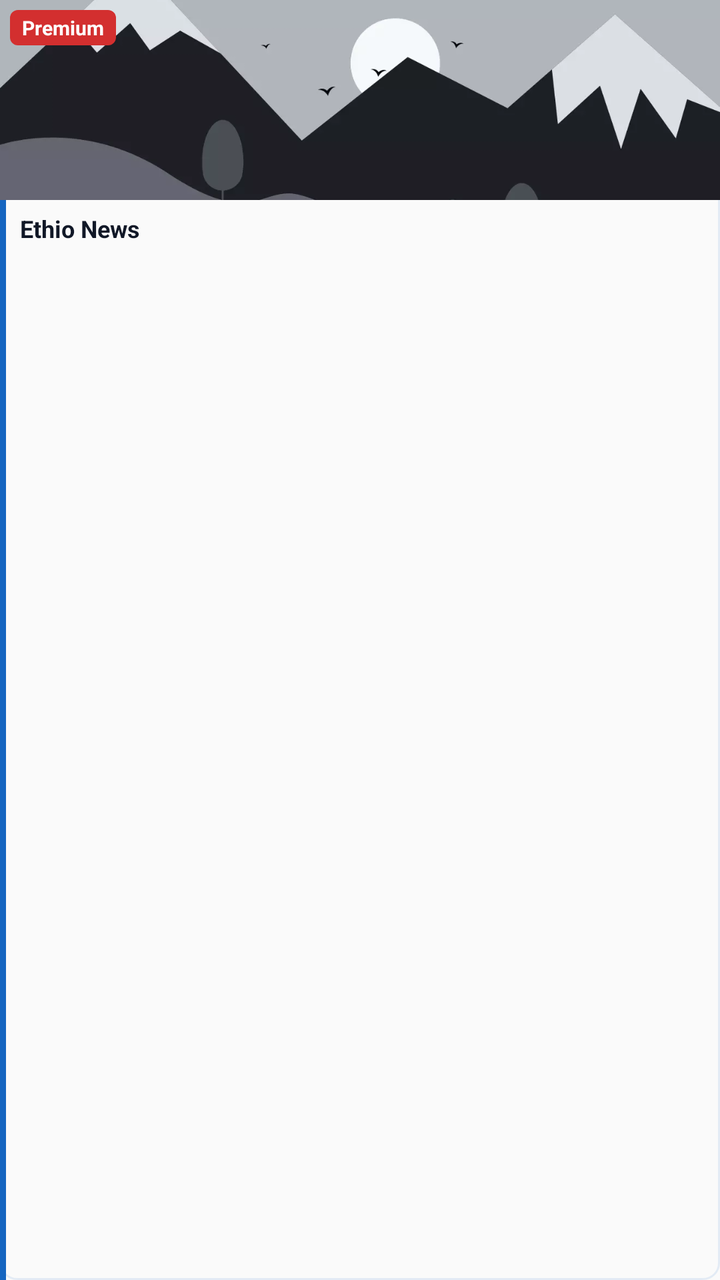
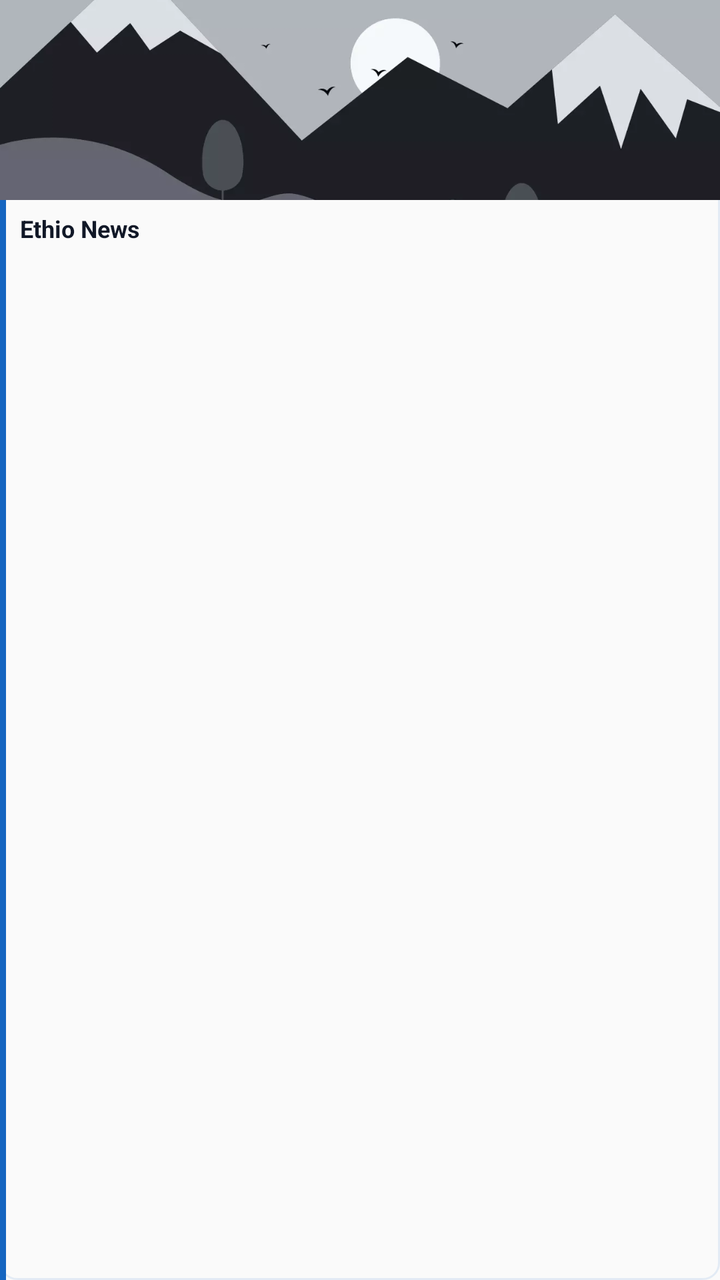

Before-and-after screenshots of an Android layout around one commit, followed by the original layout XML and the change that was made.
<!-- AndroidManifest.xml: application theme AppTheme -->
<!-- res/layout/row_similar_g.xml -->
<?xml version="1.0" encoding="utf-8"?>
<RelativeLayout xmlns:android="http://schemas.android.com/apk/res/android"
    xmlns:app="http://schemas.android.com/apk/res-auto"
    android:id="@+id/rl_home_item"
    android:layout_width="match_parent"
    android:layout_height="wrap_content"
    android:layout_margin="@dimen/_5sdp"
    android:background="@drawable/bg_news_card_selector">

    <ImageView
        android:id="@+id/iv_similar_img"
        android:layout_width="match_parent"
        android:layout_height="@dimen/_100sdp"
        android:scaleType="centerCrop"
        android:src="@drawable/material_design_default"
        app:hv_corner_radius_top_left="@dimen/_8sdp"
        app:hv_corner_radius_top_right="@dimen/_8sdp" />

    
    <View
        android:layout_width="@dimen/_3sdp"
        android:layout_height="match_parent"
        android:layout_below="@id/iv_similar_img"
        android:background="?ns_primary" />

    <TextView
        android:id="@+id/tv_similar_text"
        android:layout_width="match_parent"
        android:layout_height="wrap_content"
        android:layout_below="@id/iv_similar_img"
        android:lines="1"
        android:ellipsize="end"
        android:paddingStart="@dimen/_10sdp"
        android:paddingEnd="@dimen/_8sdp"
        android:paddingTop="@dimen/_6sdp"
        android:paddingBottom="@dimen/_6sdp"
        android:text="@string/app_name"
        android:textColor="?ns_title"
        android:textSize="@dimen/_12ssp"
        android:textStyle="bold" />

    <TextView
        android:id="@+id/tv_similar_pre"
        android:layout_width="wrap_content"
        android:layout_height="wrap_content"
        android:layout_marginStart="@dimen/_5sdp"
        android:layout_marginTop="@dimen/_5sdp"
        android:background="@drawable/bg_live_tag"
        android:layoutDirection="ltr"
        android:paddingStart="@dimen/_6sdp"
        android:paddingEnd="@dimen/_6sdp"
        android:paddingTop="@dimen/_2sdp"
        android:paddingBottom="@dimen/_2sdp"
        android:text="@string/premium"
        android:textColor="@color/white"
        android:textSize="@dimen/_10ssp"
        android:textStyle="bold" />

</RelativeLayout>
<!-- resources referenced by this layout -->
<resources>
  <color name="white">#FFFFFFFF</color>
  <dimen name="_100sdp">100dp</dimen>
  <dimen name="_10sdp">10dp</dimen>
  <dimen name="_10ssp">10sp</dimen>
  <dimen name="_12ssp">12sp</dimen>
  <dimen name="_2sdp">2dp</dimen>
  <dimen name="_3sdp">3dp</dimen>
  <dimen name="_5sdp">5dp</dimen>
  <dimen name="_6sdp">6dp</dimen>
  <dimen name="_8sdp">8dp</dimen>
  <!-- drawable bg_live_tag (drawable) -->
  <?xml version="1.0" encoding="utf-8"?>
  <shape xmlns:android="http://schemas.android.com/apk/res/android"
      android:shape="rectangle">
  
      <solid android:color="@color/news_live_red" />
      <corners android:radius="@dimen/_4sdp" />
  
  </shape>
  <!-- drawable bg_news_card_selector (drawable) -->
  <?xml version="1.0" encoding="utf-8"?>
  <selector xmlns:android="http://schemas.android.com/apk/res/android">
      <item android:state_focused="true"  android:drawable="@drawable/bg_news_card_selected" />
      <item android:state_pressed="true"  android:drawable="@drawable/bg_news_card_selected" />
      <item                               android:drawable="@drawable/bg_news_card" />
  </selector>
  <string name="app_name">Ethio News</string>
  <string name="premium">Premium</string>
  <color name="news_live_red">#D32F2F</color>
  <dimen name="_4sdp">4dp</dimen>
  <!-- drawable bg_news_card_selected (drawable) -->
  <?xml version="1.0" encoding="utf-8"?>
  <shape xmlns:android="http://schemas.android.com/apk/res/android"
      android:shape="rectangle">
  
      <solid android:color="?ns_bg" />
      <corners android:radius="@dimen/_8sdp" />
      <stroke
          android:width="@dimen/_2sdp"
          android:color="?ns_primary" />
  
  </shape>
  <!-- drawable bg_news_card (drawable) -->
  <?xml version="1.0" encoding="utf-8"?>
  <shape xmlns:android="http://schemas.android.com/apk/res/android"
      android:shape="rectangle">
  
      <solid android:color="?ns_bg" />
      <corners android:radius="@dimen/_8sdp" />
      <stroke
          android:width="@dimen/_1sdp"
          android:color="?ns_border" />
  
  </shape>
  <color name="ns_classic_primary">#1565C0</color>
  <color name="ethio_red_dark">#0D47A1</color>
  <color name="ns_classic_bg">#FAFAFA</color>
  <color name="ns_classic_body_dark">#000000</color>
  <color name="ns_classic_primary_sub">#261565C0</color>
  <color name="ns_classic_bg_sub">#F0F4FA</color>
  <color name="ns_classic_title">#111827</color>
  <color name="ns_classic_title_sub">#6B7280</color>
  <color name="ns_classic_border">#1A1565C0</color>
  <!-- drawable ic_arrow_left (drawable) -->
  <?xml version="1.0" encoding="utf-8"?>
  <vector xmlns:android="http://schemas.android.com/apk/res/android"
      android:width="@dimen/_24sdp"
      android:height="@dimen/_24sdp"
      android:viewportWidth="24"
      android:viewportHeight="24">
    <path
        android:pathData="M11.1,7.94L8.48,10.56C7.71,11.33 7.71,12.59 8.48,13.36L15,19.87"
        android:strokeLineJoin="round"
        android:strokeWidth="1.5"
        android:fillColor="#00000000"
        android:strokeColor="#292D32"
        android:strokeLineCap="round"/>
    <path
        android:pathData="M15,4.04L13.96,5.08"
        android:strokeLineJoin="round"
        android:strokeWidth="1.5"
        android:fillColor="#00000000"
        android:strokeColor="#292D32"
        android:strokeLineCap="round"/>
  </vector>
  <dimen name="_1sdp">1dp</dimen>
  <dimen name="_24sdp">24dp</dimen>
  <!-- unchanged entries left out for length: 2 -->
</resources>

<!-- the commit's change to res/layout/row_similar_g.xml (unified diff, before → after) -->
@@ -39,21 +39,4 @@
         android:textSize="@dimen/_12ssp"
         android:textStyle="bold" />
 
-    <TextView
-        android:id="@+id/tv_similar_pre"
-        android:layout_width="wrap_content"
-        android:layout_height="wrap_content"
-        android:layout_marginStart="@dimen/_5sdp"
-        android:layout_marginTop="@dimen/_5sdp"
-        android:background="@drawable/bg_live_tag"
-        android:layoutDirection="ltr"
-        android:paddingStart="@dimen/_6sdp"
-        android:paddingEnd="@dimen/_6sdp"
-        android:paddingTop="@dimen/_2sdp"
-        android:paddingBottom="@dimen/_2sdp"
-        android:text="@string/premium"
-        android:textColor="@color/white"
-        android:textSize="@dimen/_10ssp"
-        android:textStyle="bold" />
-
 </RelativeLayout>
<!-- resource entries referenced after the edit -->
@@ -3,22 +3,12 @@
   <color name="white">#FFFFFFFF</color>
   <dimen name="_100sdp">100dp</dimen>
   <dimen name="_10sdp">10dp</dimen>
-  <dimen name="_10ssp">10sp</dimen>
   <dimen name="_12ssp">12sp</dimen>
   <dimen name="_2sdp">2dp</dimen>
   <dimen name="_3sdp">3dp</dimen>
   <dimen name="_5sdp">5dp</dimen>
   <dimen name="_6sdp">6dp</dimen>
   <dimen name="_8sdp">8dp</dimen>
-  <!-- drawable bg_live_tag (drawable) -->
-  <?xml version="1.0" encoding="utf-8"?>
-  <shape xmlns:android="http://schemas.android.com/apk/res/android"
-      android:shape="rectangle">
-  
-      <solid android:color="@color/news_live_red" />
-      <corners android:radius="@dimen/_4sdp" />
-  
-  </shape>
   <!-- drawable bg_news_card_selector (drawable) -->
   <?xml version="1.0" encoding="utf-8"?>
   <selector xmlns:android="http://schemas.android.com/apk/res/android">
@@ -27,9 +17,6 @@
       <item                               android:drawable="@drawable/bg_news_card" />
   </selector>
   <string name="app_name">Ethio News</string>
-  <string name="premium">Premium</string>
-  <color name="news_live_red">#D32F2F</color>
-  <dimen name="_4sdp">4dp</dimen>
   <!-- drawable bg_news_card_selected (drawable) -->
   <?xml version="1.0" encoding="utf-8"?>
   <shape xmlns:android="http://schemas.android.com/apk/res/android"
